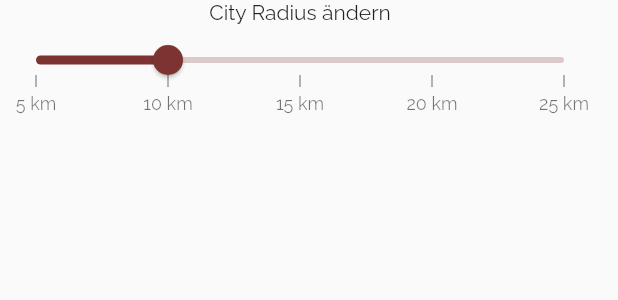
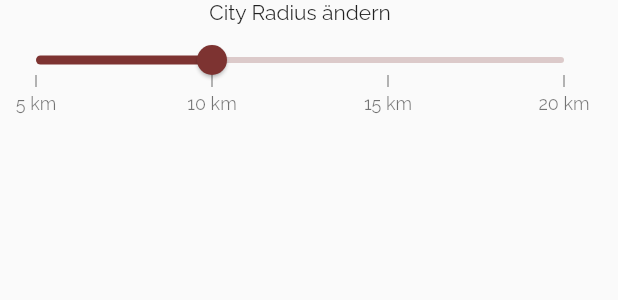
Before and after one commit to S-ecki/smart-city-ambience, a Flutter app: the SmortSlider widget shown alone on an empty page, opened directly, on a phone screen of 412 x 824 dp. Shown: the top 300 px of the screen. Run offline on Flutter 3.47's test engine with Material 2 defaults, Android fonts, the phone set to English and light mode, and no system bars; drawn by our look-alikes of syncfusion_flutter_sliders; our stand-ins replace badges, email_validator, firebase_auth, firebase_core, flutter_redux, google_fonts and 4 more; missing offline and left inert: customtogglebuttons, flutter_emoji, flutter_scatter; accounts and stored records are empty.

Commit message:
fixed slider + search radius

```diff
--- a/lib/main.dart
+++ b/lib/main.dart
@@ -12,6 +12,7 @@ import 'package:smart_city_ambience/redux/reactionsState.reducer.dart';
 import 'package:smart_city_ambience/routing/smort_routes.dart';
 import 'package:smart_city_ambience/theme/smort_theme.dart';
 import 'package:smart_city_ambience/types/enhancedUser.dart';
+import 'package:smart_city_ambience/types/search_radius.dart';
 import 'package:smart_city_ambience/types/word_cloud.dart';
 import 'Authentification/Widgets/AuthWrapper.dart';
 import "package:redux/redux.dart";
@@ -46,6 +47,7 @@ class MyApp extends StatelessWidget {
           StreamProvider(
               create: (context) =>
                   context.read<AuthServcice>().authStateChanges),
+          Provider.value(value: SearchRadius()),
         ],
         child: MaterialApp(
           title: 'Flutter Demo',
--- a/lib/screens/home/emotion_output/smort_slider.dart
+++ b/lib/screens/home/emotion_output/smort_slider.dart
@@ -1,5 +1,7 @@
 import 'package:flutter/material.dart';
 import 'package:intl/intl.dart';
+import 'package:provider/provider.dart';
+import 'package:smart_city_ambience/types/search_radius.dart';
 import 'package:syncfusion_flutter_sliders/sliders.dart';
 
 class SmortSlider extends StatefulWidget {
@@ -10,9 +12,11 @@ class SmortSlider extends StatefulWidget {
 }
 
 class _SmortSliderState extends State<SmortSlider> {
-  var _value = 10.0;
+
   @override
   Widget build(BuildContext context) {
+    // save state of radius with
+    var _radius = Provider.of<SearchRadius>(context).radius;
     return Container(
       width: 400,
       child: Column(
@@ -20,14 +24,17 @@ class _SmortSliderState extends State<SmortSlider> {
           Text("City Radius ändern"),
           SfSlider(
             min: 5.0,
-            max: 25.0,
+            max: 20.0,
             interval: 5,
-            value: _value,
+            value: _radius,
             showTicks: true,
             showLabels: true,
             enableTooltip: true,
             tooltipShape: SfPaddleTooltipShape(),
-            numberFormat: NumberFormat("#0",),
+            numberFormat: NumberFormat(
+              "#0",
+            ),
+            stepSize: 1,
             tooltipTextFormatterCallback:
                 (dynamic actualValue, String formattedText) {
               return "$formattedText km";
@@ -38,10 +45,12 @@ class _SmortSliderState extends State<SmortSlider> {
             },
             onChanged: (dynamic newValue) {
               setState(() {
-                _value = newValue;
+                _radius = newValue;
+                  Provider.of<SearchRadius>(context, listen: false).setRadius(_radius);
               });
             },
           ),
+
         ],
       ),
     );
--- a/lib/theme/smort_theme.dart
+++ b/lib/theme/smort_theme.dart
@@ -47,5 +47,9 @@ ThemeData smortTheme(BuildContext context) {
       selectedItemColor: navBarColor,
       unselectedItemColor: Colors.black54,
     ),
+
+    snackBarTheme: SnackBarThemeData(
+      actionTextColor: navBarColor
+    )
   );
 }
--- /dev/null
+++ b/lib/types/search_radius.dart
@@ -0,0 +1,11 @@
+import 'package:flutter/cupertino.dart';
+
+class SearchRadius {
+  double _radius = 10;
+
+  double get radius => _radius;
+
+  void setRadius(double newRadius) {
+    _radius = newRadius;
+  }
+}
```
Also changed, not shown: lib/navbar/navbar_screen_components.dart (+16 -1 lines).
